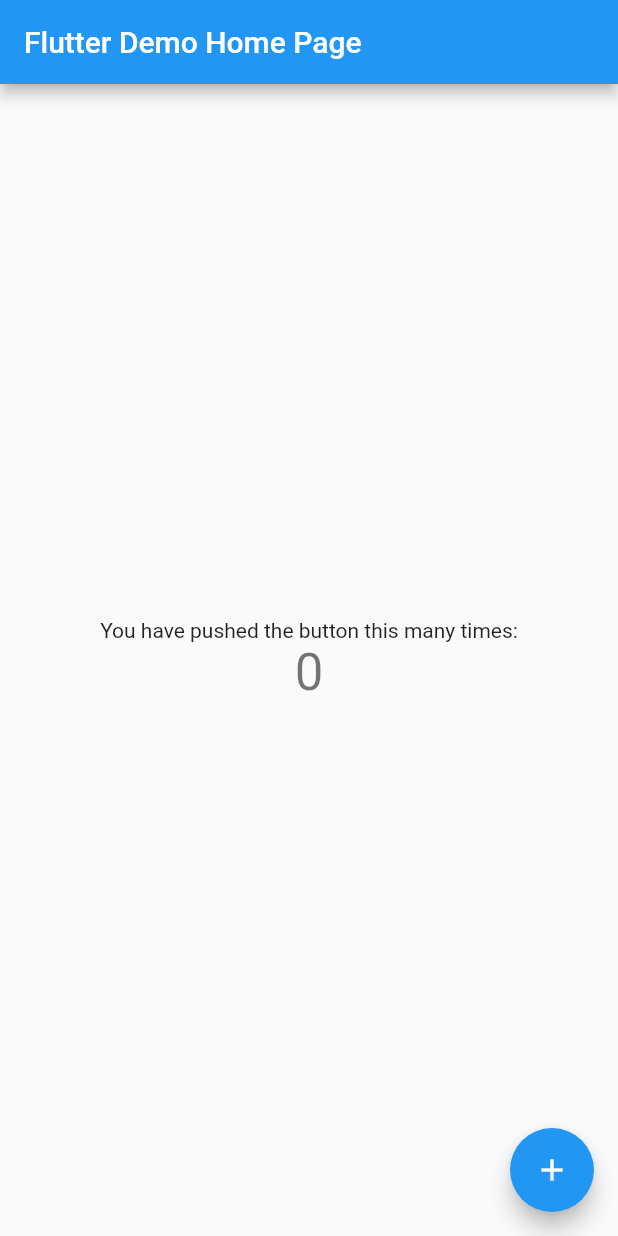
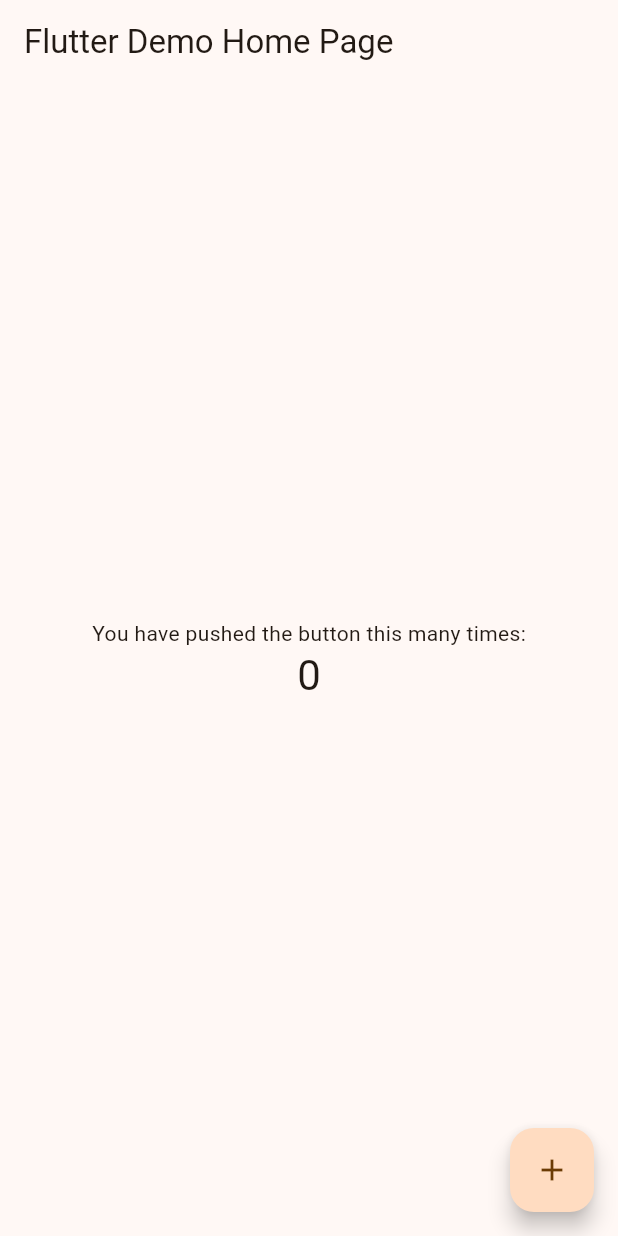
Before and after one commit to john-cinquegrana/FlutterTrainingApp, a Flutter app: the screen it shows after launch, on a phone screen of 412 x 824 dp. Run offline on Flutter 3.47's test engine with Material 2 defaults, Android fonts, the phone set to English and light mode, and no system bars.

Commit message:
we make use of the theme data

```diff
--- a/lib/main.dart
+++ b/lib/main.dart
@@ -1,32 +1,24 @@
 import 'package:flutter/material.dart';
+
+import 'package:training_app/themes/main_themes.dart';
 
 void main() {
   runApp(const MyApp());
 }
 
+/// The top-level widget that is the base of our applicaion
 class MyApp extends StatelessWidget {
+  /// The top-level widget that is the base of our applicaion
   const MyApp({super.key});
 
   // This widget is the root of your application.
   @override
-  Widget build(BuildContext context) {
-    return MaterialApp(
-      title: 'Flutter Demo',
-      theme: ThemeData(
-        // This is the theme of your application.
-        //
-        // Try running your application with "flutter run". You'll see the
-        // application has a blue toolbar. Then, without quitting the app, try
-        // changing the primarySwatch below to Colors.green and then invoke
-        // "hot reload" (press "r" in the console where you ran "flutter run",
-        // or simply save your changes to "hot reload" in a Flutter IDE).
-        // Notice that the counter didn't reset back to zero; the application
-        // is not restarted.
-        primarySwatch: Colors.blue,
-      ),
-      home: const MyHomePage(title: 'Flutter Demo Home Page'),
-    );
-  }
+  Widget build(final BuildContext context) => MaterialApp(
+        title: 'Flutter Demo',
+        theme: lightTheme,
+        darkTheme: darkTheme,
+        home: const MyHomePage(title: 'Flutter Demo Home Page'),
+      );
 }
 
 class MyHomePage extends StatefulWidget {
@@ -62,7 +54,7 @@ class _MyHomePageState extends State<MyHomePage> {
   }
 
   @override
-  Widget build(BuildContext context) {
+  Widget build(final BuildContext context) {
     // This method is rerun every time setState is called, for instance as done
     // by the _incrementCounter method above.
     //
```
